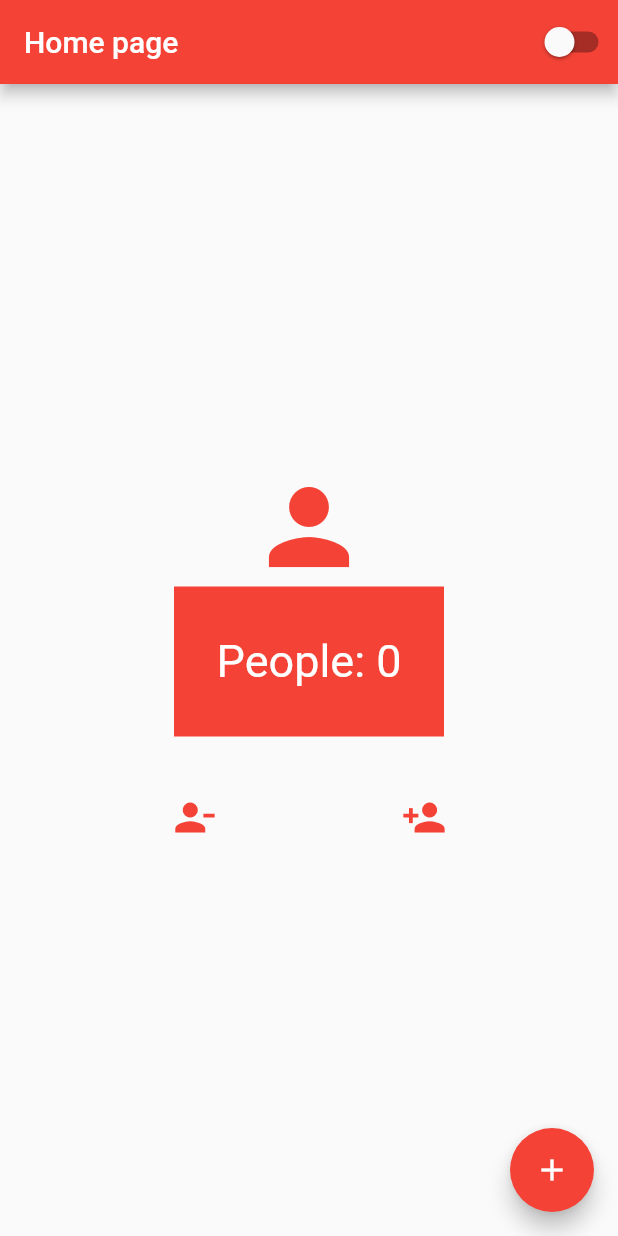
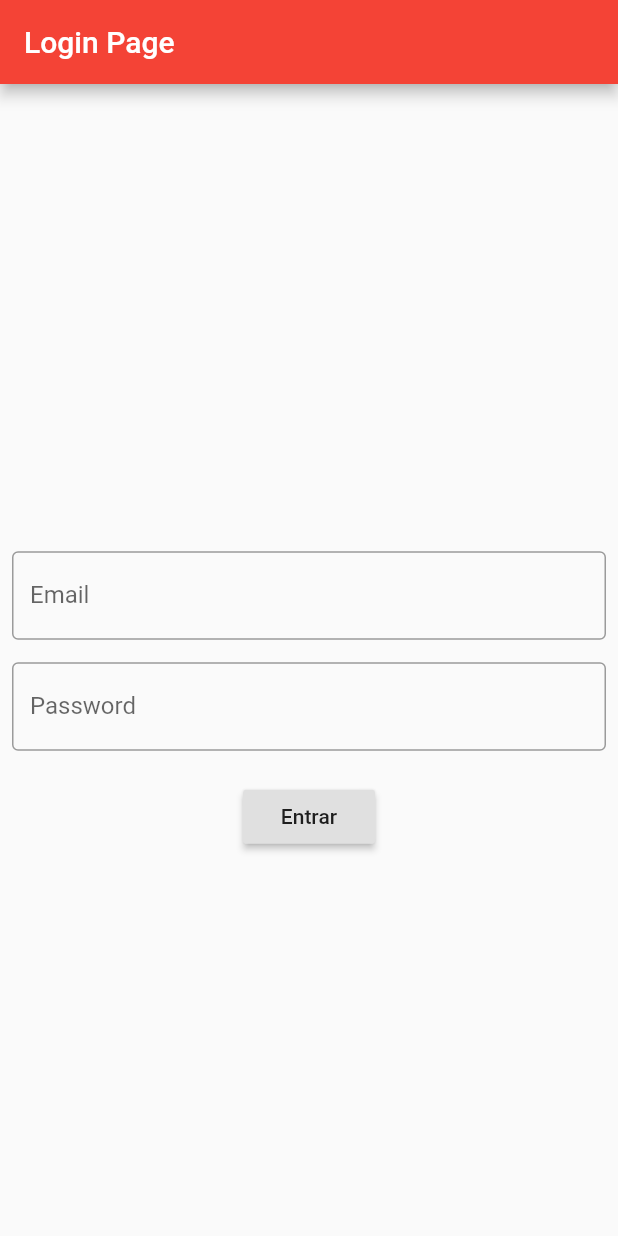
Before and after one commit to Cleber4/hello_flutter, a Flutter app: the screen it shows after launch, on a phone screen of 412 x 824 dp. Run offline on Flutter 3.47's test engine with Material 2 defaults, Android fonts, the phone set to English and light mode, and no system bars.

Commit message:
[#01] - TextField

```diff
--- a/lib/app_widget.dart
+++ b/lib/app_widget.dart
@@ -1,6 +1,7 @@
 import 'package:flutter/material.dart';
 import 'package:hello_flutter/app_controller.dart';
 import 'package:hello_flutter/home_page.dart';
+import 'package:hello_flutter/login_page.dart';
 import 'package:hello_flutter/main.dart';
 
 class AppWidget extends StatelessWidget {
@@ -19,7 +20,7 @@ class AppWidget extends StatelessWidget {
                     ? Brightness.dark
                     : Brightness.light),
             debugShowCheckedModeBanner: false,
-            home: HomePage(),
+            home: LoginPage(),
           );
         });
   }
--- /dev/null
+++ b/lib/login_page.dart
@@ -0,0 +1,72 @@
+import 'package:flutter/material.dart';
+
+class LoginPage extends StatefulWidget {
+  @override
+  _LoginPageState createState() => _LoginPageState();
+}
+
+class _LoginPageState extends State<LoginPage> {
+  String email = '';
+  String password = '';
+  @override
+  Widget build(BuildContext context) {
+    return Scaffold(
+      appBar: AppBar(
+        title: Text('Login Page'),
+      ),
+      body: SingleChildScrollView(
+        child: SizedBox(
+          width: MediaQuery.of(context).size.width,
+          height: MediaQuery.of(context).size.height,
+          child: Padding(
+            padding: const EdgeInsets.all(8.0),
+            child: Column(
+              mainAxisAlignment: MainAxisAlignment.center,
+              children: [
+                TextField(
+                  onChanged: (text) {
+                    email = text;
+                    print(email);
+                  },
+                  keyboardType: TextInputType.emailAddress,
+                  decoration: InputDecoration(
+                    labelText: 'Email',
+                    border: OutlineInputBorder(),
+                  ),
+                ),
+                SizedBox(
+                  height: 15,
+                ),
+                TextField(
+                  onChanged: (text) {
+                    password = text;
+                    print(password);
+                  },
+                  keyboardType: TextInputType.number,
+                  obscureText: true,
+                  decoration: InputDecoration(
+                    labelText: 'Password',
+                    border: OutlineInputBorder(),
+                  ),
+                ),
+                SizedBox(
+                  height: 20,
+                ),
+                RaisedButton(
+                  onPressed: () {
+                    if (email == 'user@email.com' && password == '123') {
+                      print('Welcome, $email');
+                    } else {
+                      print('Error in Email or password');
+                    }
+                  },
+                  child: Text('Entrar'),
+                )
+              ],
+            ),
+          ),
+        ),
+      ),
+    );
+  }
+}
```
